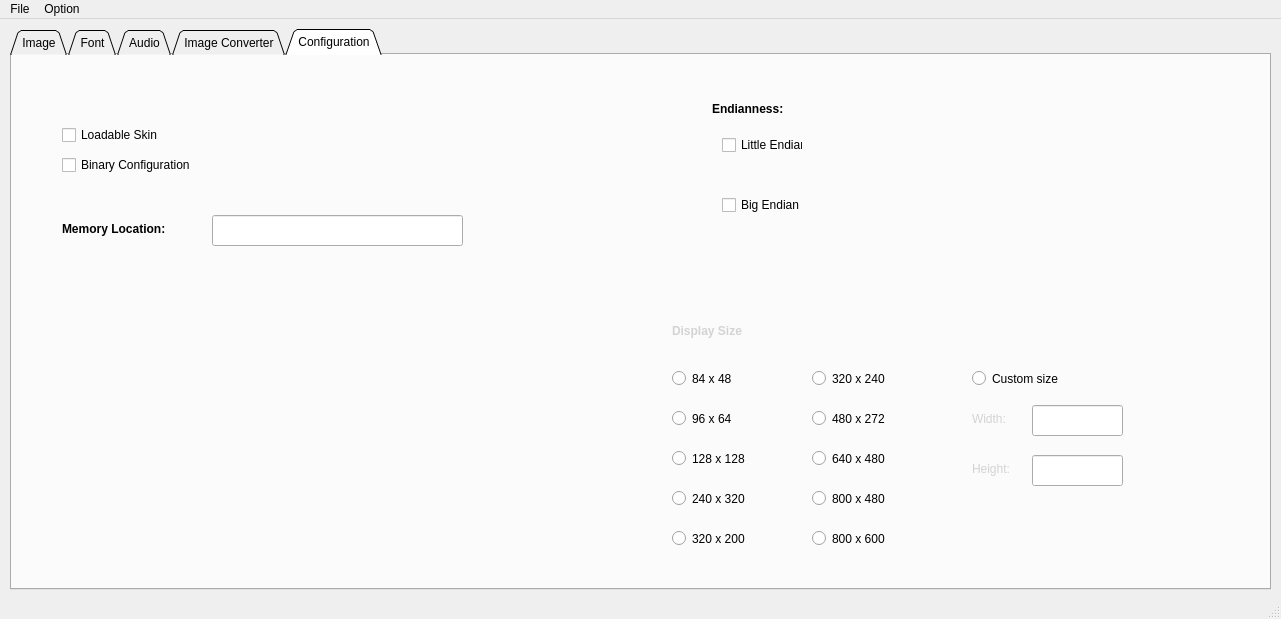
This is mainwindow.ui in aroyer-qc/GUI_Builder as Qt 5 draws it before an edit. The edited form follows.
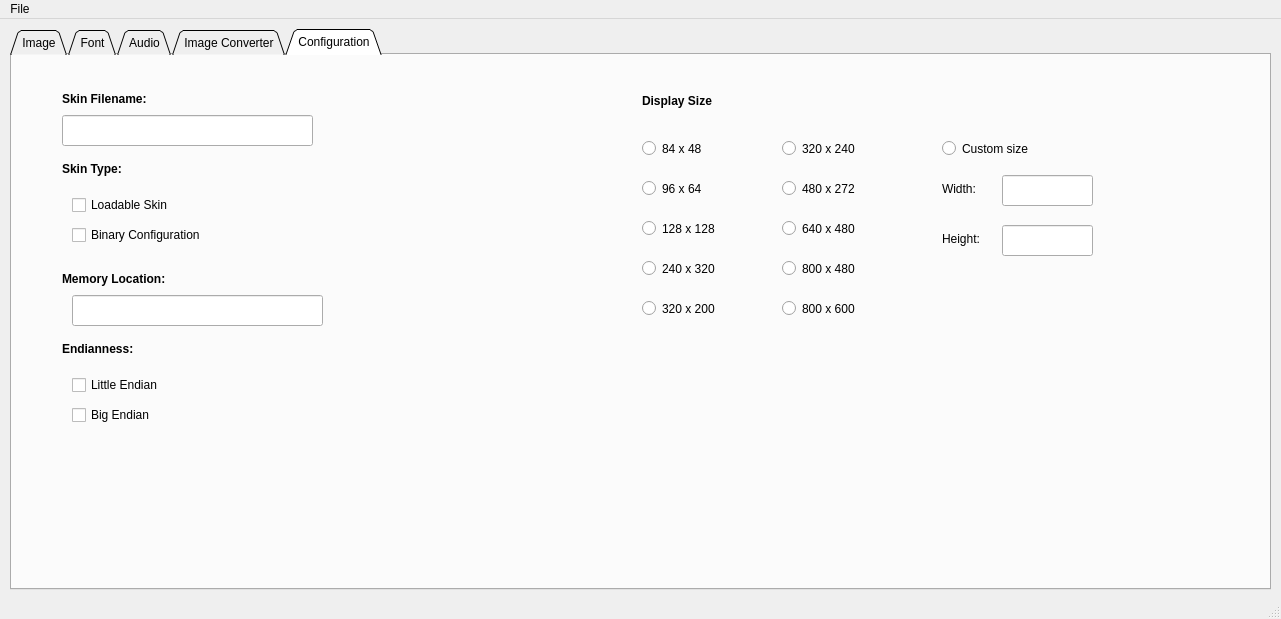
This is the edited form. Icons and pictures are not drawn.

```diff
--- a/mainwindow.ui
+++ b/mainwindow.ui
@@ -2321,8 +2321,8 @@
      <widget class="QLineEdit" name="MemoryOffset">
       <property name="geometry">
        <rect>
-        <x>200</x>
-        <y>160</y>
+        <x>60</x>
+        <y>240</y>
         <width>251</width>
         <height>31</height>
        </rect>
@@ -2331,8 +2331,8 @@
      <widget class="QCheckBox" name="checkBoxBinary">
       <property name="geometry">
        <rect>
-        <x>50</x>
-        <y>100</y>
+        <x>60</x>
+        <y>170</y>
         <width>131</width>
         <height>20</height>
        </rect>
@@ -2344,8 +2344,8 @@
      <widget class="QCheckBox" name="checkBoxLoadable">
       <property name="geometry">
        <rect>
-        <x>50</x>
-        <y>70</y>
+        <x>60</x>
+        <y>140</y>
         <width>131</width>
         <height>20</height>
        </rect>
@@ -2358,7 +2358,7 @@
       <property name="geometry">
        <rect>
         <x>50</x>
-        <y>160</y>
+        <y>210</y>
         <width>121</width>
         <height>27</height>
        </rect>
@@ -2380,9 +2380,9 @@
      <widget class="QCheckBox" name="checkBoxLittleEndian">
       <property name="geometry">
        <rect>
-        <x>710</x>
-        <y>80</y>
-        <width>81</width>
+        <x>60</x>
+        <y>320</y>
+        <width>91</width>
         <height>20</height>
        </rect>
       </property>
@@ -2393,9 +2393,9 @@
      <widget class="QCheckBox" name="checkBoxBigEndian">
       <property name="geometry">
        <rect>
-        <x>710</x>
-        <y>140</y>
-        <width>81</width>
+        <x>60</x>
+        <y>350</y>
+        <width>91</width>
         <height>20</height>
        </rect>
       </property>
@@ -2406,8 +2406,8 @@
      <widget class="QLabel" name="LabelStaticEndianness">
       <property name="geometry">
        <rect>
-        <x>700</x>
-        <y>40</y>
+        <x>50</x>
+        <y>280</y>
         <width>121</width>
         <height>27</height>
        </rect>
@@ -2429,8 +2429,8 @@
      <widget class="QRadioButton" name="radioButton_320x200">
       <property name="geometry">
        <rect>
-        <x>660</x>
-        <y>470</y>
+        <x>630</x>
+        <y>240</y>
         <width>101</width>
         <height>27</height>
        </rect>
@@ -2442,8 +2442,8 @@
      <widget class="QLineEdit" name="lineEdit_CustomHeight">
       <property name="geometry">
        <rect>
-        <x>1020</x>
-        <y>400</y>
+        <x>990</x>
+        <y>170</y>
         <width>91</width>
         <height>31</height>
        </rect>
@@ -2452,8 +2452,8 @@
      <widget class="QLabel" name="label_3">
       <property name="geometry">
        <rect>
-        <x>660</x>
-        <y>260</y>
+        <x>630</x>
+        <y>30</y>
         <width>281</width>
         <height>31</height>
        </rect>
@@ -2465,6 +2465,9 @@
         <bold>true</bold>
        </font>
       </property>
+      <property name="styleSheet">
+       <string notr="true">color: black;</string>
+      </property>
       <property name="text">
        <string>Display Size</string>
       </property>
@@ -2472,8 +2475,8 @@
      <widget class="QRadioButton" name="radioButton_800x600">
       <property name="geometry">
        <rect>
-        <x>800</x>
-        <y>470</y>
+        <x>770</x>
+        <y>240</y>
         <width>101</width>
         <height>27</height>
        </rect>
@@ -2485,8 +2488,8 @@
      <widget class="QRadioButton" name="radioButton_128x128">
       <property name="geometry">
        <rect>
-        <x>660</x>
-        <y>390</y>
+        <x>630</x>
+        <y>160</y>
         <width>101</width>
         <height>27</height>
        </rect>
@@ -2498,8 +2501,8 @@
      <widget class="QRadioButton" name="radioButton_320x240">
       <property name="geometry">
        <rect>
-        <x>800</x>
-        <y>310</y>
+        <x>770</x>
+        <y>80</y>
         <width>101</width>
         <height>27</height>
        </rect>
@@ -2511,8 +2514,8 @@
      <widget class="QRadioButton" name="radioButton_96x64">
       <property name="geometry">
        <rect>
-        <x>660</x>
-        <y>350</y>
+        <x>630</x>
+        <y>120</y>
         <width>101</width>
         <height>27</height>
        </rect>
@@ -2524,8 +2527,8 @@
      <widget class="QRadioButton" name="radioButton_CustomSize">
       <property name="geometry">
        <rect>
-        <x>960</x>
-        <y>310</y>
+        <x>930</x>
+        <y>80</y>
         <width>151</width>
         <height>27</height>
        </rect>
@@ -2537,8 +2540,8 @@
      <widget class="QRadioButton" name="radioButton_480x272">
       <property name="geometry">
        <rect>
-        <x>800</x>
-        <y>350</y>
+        <x>770</x>
+        <y>120</y>
         <width>101</width>
         <height>27</height>
        </rect>
@@ -2550,8 +2553,8 @@
      <widget class="QRadioButton" name="radioButton_640x480">
       <property name="geometry">
        <rect>
-        <x>800</x>
-        <y>390</y>
+        <x>770</x>
+        <y>160</y>
         <width>101</width>
         <height>27</height>
        </rect>
@@ -2563,8 +2566,8 @@
      <widget class="QRadioButton" name="radioButton_84x48">
       <property name="geometry">
        <rect>
-        <x>660</x>
-        <y>310</y>
+        <x>630</x>
+        <y>80</y>
         <width>101</width>
         <height>27</height>
        </rect>
@@ -2576,12 +2579,15 @@
      <widget class="QLabel" name="label_Height">
       <property name="geometry">
        <rect>
-        <x>960</x>
-        <y>400</y>
+        <x>930</x>
+        <y>170</y>
         <width>51</width>
         <height>27</height>
        </rect>
       </property>
+      <property name="styleSheet">
+       <string notr="true">color: black</string>
+      </property>
       <property name="text">
        <string>Height:</string>
       </property>
@@ -2589,8 +2595,8 @@
      <widget class="QRadioButton" name="radioButton_240x320">
       <property name="geometry">
        <rect>
-        <x>660</x>
-        <y>430</y>
+        <x>630</x>
+        <y>200</y>
         <width>101</width>
         <height>27</height>
        </rect>
@@ -2602,8 +2608,8 @@
      <widget class="QLineEdit" name="lineEdit_CustomWidth">
       <property name="geometry">
        <rect>
-        <x>1020</x>
-        <y>350</y>
+        <x>990</x>
+        <y>120</y>
         <width>91</width>
         <height>31</height>
        </rect>
@@ -2612,8 +2618,8 @@
      <widget class="QRadioButton" name="radioButton_800x480">
       <property name="geometry">
        <rect>
-        <x>800</x>
-        <y>430</y>
+        <x>770</x>
+        <y>200</y>
         <width>101</width>
         <height>27</height>
        </rect>
@@ -2625,16 +2631,76 @@
      <widget class="QLabel" name="labelWidth">
       <property name="geometry">
        <rect>
-        <x>960</x>
-        <y>350</y>
+        <x>930</x>
+        <y>120</y>
         <width>51</width>
         <height>27</height>
        </rect>
       </property>
+      <property name="styleSheet">
+       <string notr="true">color: black
+</string>
+      </property>
       <property name="text">
        <string>Width:</string>
       </property>
      </widget>
+     <widget class="QLabel" name="LabelStaticSkinType">
+      <property name="geometry">
+       <rect>
+        <x>50</x>
+        <y>100</y>
+        <width>121</width>
+        <height>27</height>
+       </rect>
+      </property>
+      <property name="font">
+       <font>
+        <pointsize>-1</pointsize>
+        <italic>false</italic>
+        <bold>true</bold>
+       </font>
+      </property>
+      <property name="styleSheet">
+       <string notr="true">color: black;</string>
+      </property>
+      <property name="text">
+       <string>Skin Type:</string>
+      </property>
+     </widget>
+     <widget class="QLabel" name="LabelStaticSkinFilename">
+      <property name="geometry">
+       <rect>
+        <x>50</x>
+        <y>30</y>
+        <width>121</width>
+        <height>27</height>
+       </rect>
+      </property>
+      <property name="font">
+       <font>
+        <pointsize>-1</pointsize>
+        <italic>false</italic>
+        <bold>true</bold>
+       </font>
+      </property>
+      <property name="styleSheet">
+       <string notr="true">color: black;</string>
+      </property>
+      <property name="text">
+       <string>Skin Filename:</string>
+      </property>
+     </widget>
+     <widget class="QLineEdit" name="SkinFileName">
+      <property name="geometry">
+       <rect>
+        <x>50</x>
+        <y>60</y>
+        <width>251</width>
+        <height>31</height>
+       </rect>
+      </property>
+     </widget>
     </widget>
    </widget>
   </widget>
@@ -2659,15 +2725,7 @@
     <addaction name="separator"/>
     <addaction name="actionExit"/>
    </widget>
-   <widget class="QMenu" name="menuFile">
-    <property name="title">
-     <string>Option</string>
-    </property>
-    <addaction name="actionSet_Display_Size"/>
-    <addaction name="actionSet_Endianess"/>
-   </widget>
    <addaction name="menuOptions"/>
-   <addaction name="menuFile"/>
   </widget>
   <widget class="QStatusBar" name="statusBar"/>
   <action name="actionOpen_Skin">
```
